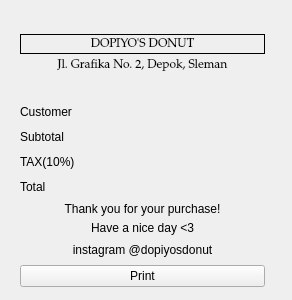
The window that nota.ui (ayeshnabiha/Jualan-Donat) describes before a commit, drawn with Qt 5.
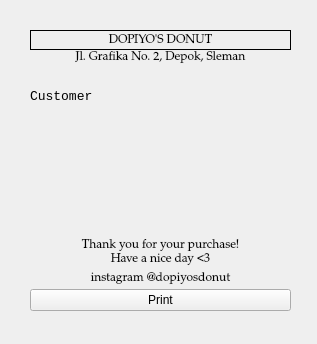
The same window after the commit.

Commit message: add nota final hampir

The edit to the form file:
```diff
--- a/nota.ui
+++ b/nota.ui
@@ -6,8 +6,8 @@
    <rect>
     <x>0</x>
     <y>0</y>
-    <width>292</width>
-    <height>300</height>
+    <width>317</width>
+    <height>344</height>
    </rect>
   </property>
   <property name="windowTitle">
@@ -16,10 +16,10 @@
   <widget class="QWidget" name="verticalLayoutWidget_2">
    <property name="geometry">
     <rect>
-     <x>20</x>
+     <x>30</x>
      <y>30</y>
-     <width>245</width>
-     <height>261</height>
+     <width>261</width>
+     <height>281</height>
     </rect>
    </property>
    <layout class="QVBoxLayout" name="verticalLayout_2">
@@ -27,7 +27,7 @@
      <number>1</number>
     </property>
     <item>
-     <widget class="QLabel" name="label_Nota">
+     <widget class="QLabel" name="label_Main">
       <property name="sizePolicy">
        <sizepolicy hsizetype="Preferred" vsizetype="Maximum">
         <horstretch>0</horstretch>
@@ -103,6 +103,11 @@
         <height>20</height>
        </size>
       </property>
+      <property name="font">
+       <font>
+        <family>Palatino Linotype</family>
+       </font>
+      </property>
       <property name="text">
        <string/>
       </property>
@@ -130,6 +135,12 @@
           <height>20</height>
          </size>
         </property>
+        <property name="font">
+         <font>
+          <family>Courier New</family>
+          <pointsize>10</pointsize>
+         </font>
+        </property>
         <property name="text">
          <string>Customer</string>
         </property>
@@ -152,61 +163,13 @@
           <height>20</height>
          </size>
         </property>
-        <property name="text">
-         <string/>
+        <property name="font">
+         <font>
+          <family>Courier New</family>
+          <pointsize>10</pointsize>
+         </font>
         </property>
-        <property name="alignment">
-         <set>Qt::AlignmentFlag::AlignCenter</set>
-        </property>
-       </widget>
-      </item>
-     </layout>
-    </item>
-    <item>
-     <layout class="QVBoxLayout" name="verticalLayout_3"/>
-    </item>
-    <item>
-     <layout class="QHBoxLayout" name="horizontalLayout_3">
-      <property name="sizeConstraint">
-       <enum>QLayout::SizeConstraint::SetNoConstraint</enum>
-      </property>
-      <item>
-       <widget class="QLabel" name="label_Nota_4">
-        <property name="sizePolicy">
-         <sizepolicy hsizetype="Preferred" vsizetype="Maximum">
-          <horstretch>0</horstretch>
-          <verstretch>0</verstretch>
-         </sizepolicy>
-        </property>
-        <property name="minimumSize">
-         <size>
-          <width>0</width>
-          <height>20</height>
-         </size>
-        </property>
         <property name="text">
-         <string>Subtotal</string>
-        </property>
-        <property name="alignment">
-         <set>Qt::AlignmentFlag::AlignLeading|Qt::AlignmentFlag::AlignLeft|Qt::AlignmentFlag::AlignVCenter</set>
-        </property>
-       </widget>
-      </item>
-      <item>
-       <widget class="QLabel" name="label_CustName_2">
-        <property name="sizePolicy">
-         <sizepolicy hsizetype="Preferred" vsizetype="Maximum">
-          <horstretch>0</horstretch>
-          <verstretch>0</verstretch>
-         </sizepolicy>
-        </property>
-        <property name="minimumSize">
-         <size>
-          <width>0</width>
-          <height>20</height>
-         </size>
-        </property>
-        <property name="text">
          <string/>
         </property>
         <property name="alignment">
@@ -217,106 +180,23 @@
      </layout>
     </item>
     <item>
-     <layout class="QHBoxLayout" name="horizontalLayout_4">
-      <property name="sizeConstraint">
-       <enum>QLayout::SizeConstraint::SetNoConstraint</enum>
+     <widget class="QLabel" name="label_Nota">
+      <property name="sizePolicy">
+       <sizepolicy hsizetype="Preferred" vsizetype="Minimum">
+        <horstretch>0</horstretch>
+        <verstretch>0</verstretch>
+       </sizepolicy>
       </property>
-      <item>
-       <widget class="QLabel" name="label_Nota_5">
-        <property name="sizePolicy">
-         <sizepolicy hsizetype="Preferred" vsizetype="Maximum">
-          <horstretch>0</horstretch>
-          <verstretch>0</verstretch>
-         </sizepolicy>
-        </property>
-        <property name="minimumSize">
-         <size>
-          <width>0</width>
-          <height>20</height>
-         </size>
-        </property>
-        <property name="text">
-         <string>TAX(10%)</string>
-        </property>
-        <property name="alignment">
-         <set>Qt::AlignmentFlag::AlignLeading|Qt::AlignmentFlag::AlignLeft|Qt::AlignmentFlag::AlignVCenter</set>
-        </property>
-       </widget>
-      </item>
-      <item>
-       <widget class="QLabel" name="label_Tax">
-        <property name="sizePolicy">
-         <sizepolicy hsizetype="Preferred" vsizetype="Maximum">
-          <horstretch>0</horstretch>
-          <verstretch>0</verstretch>
-         </sizepolicy>
-        </property>
-        <property name="minimumSize">
-         <size>
-          <width>0</width>
-          <height>20</height>
-         </size>
-        </property>
-        <property name="text">
-         <string/>
-        </property>
-        <property name="alignment">
-         <set>Qt::AlignmentFlag::AlignCenter</set>
-        </property>
-       </widget>
-      </item>
-     </layout>
-    </item>
-    <item>
-     <layout class="QHBoxLayout" name="horizontalLayout_5">
-      <property name="sizeConstraint">
-       <enum>QLayout::SizeConstraint::SetNoConstraint</enum>
+      <property name="font">
+       <font>
+        <family>Courier New</family>
+        <pointsize>10</pointsize>
+       </font>
       </property>
-      <item>
-       <widget class="QLabel" name="label_Nota_6">
-        <property name="sizePolicy">
-         <sizepolicy hsizetype="Preferred" vsizetype="Maximum">
-          <horstretch>0</horstretch>
-          <verstretch>0</verstretch>
-         </sizepolicy>
-        </property>
-        <property name="minimumSize">
-         <size>
-          <width>0</width>
-          <height>20</height>
-         </size>
-        </property>
-        <property name="text">
-         <string>Total </string>
-        </property>
-        <property name="alignment">
-         <set>Qt::AlignmentFlag::AlignLeading|Qt::AlignmentFlag::AlignLeft|Qt::AlignmentFlag::AlignVCenter</set>
-        </property>
-       </widget>
-      </item>
-      <item>
-       <widget class="QLabel" name="label_CustName_4">
-        <property name="sizePolicy">
-         <sizepolicy hsizetype="Preferred" vsizetype="Maximum">
-          <horstretch>0</horstretch>
-          <verstretch>0</verstretch>
-         </sizepolicy>
-        </property>
-        <property name="minimumSize">
-         <size>
-          <width>0</width>
-          <height>20</height>
-         </size>
-        </property>
-        <property name="text">
-         <string/>
-        </property>
-        <property name="alignment">
-         <set>Qt::AlignmentFlag::AlignCenter</set>
-        </property>
-       </widget>
-      </item>
-     </layout>
+      <property name="text">
+       <string/>
+      </property>
+     </widget>
     </item>
     <item>
      <widget class="QLabel" name="label_Nota_8">
@@ -332,6 +212,11 @@
         <height>5</height>
        </size>
       </property>
+      <property name="font">
+       <font>
+        <family>Palatino Linotype</family>
+       </font>
+      </property>
       <property name="text">
        <string>Thank you for your purchase!</string>
       </property>
@@ -354,6 +239,11 @@
         <height>5</height>
        </size>
       </property>
+      <property name="font">
+       <font>
+        <family>Palatino Linotype</family>
+       </font>
+      </property>
       <property name="text">
        <string>Have a nice day &lt;3</string>
       </property>
@@ -376,6 +266,11 @@
         <height>20</height>
        </size>
       </property>
+      <property name="font">
+       <font>
+        <family>Palatino Linotype</family>
+       </font>
+      </property>
       <property name="text">
        <string>instagram @dopiyosdonut</string>
       </property>
```
Left out of the diff: 10 changed lines with no effect on the pictures. The commit also changes 101 other files.
